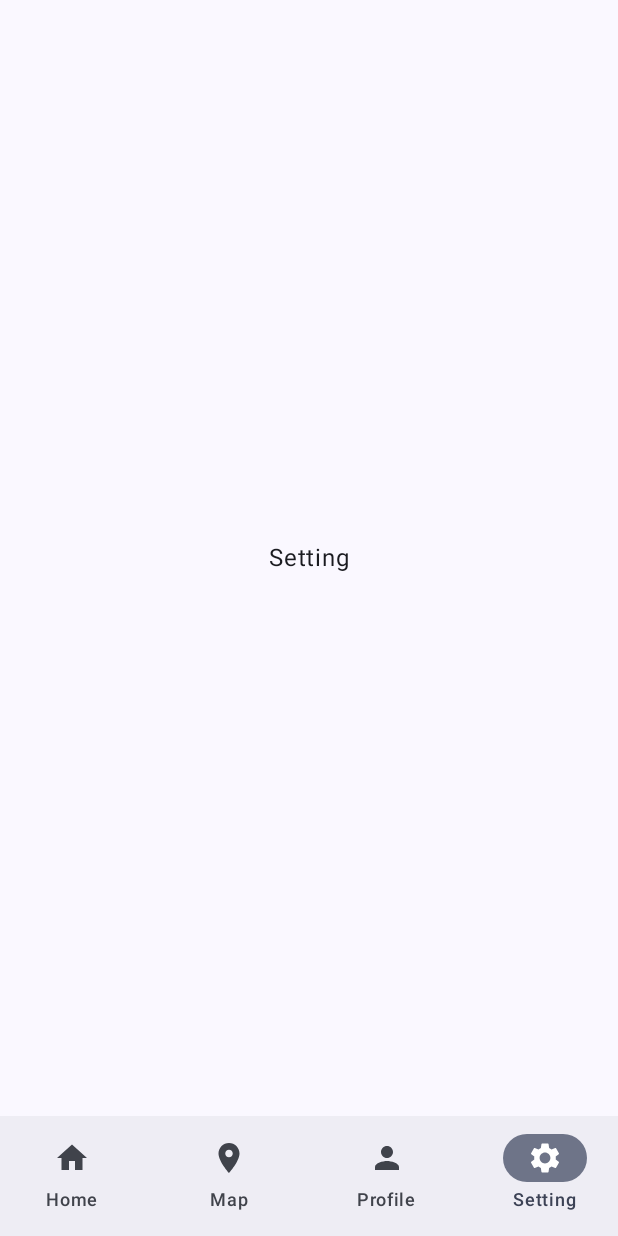
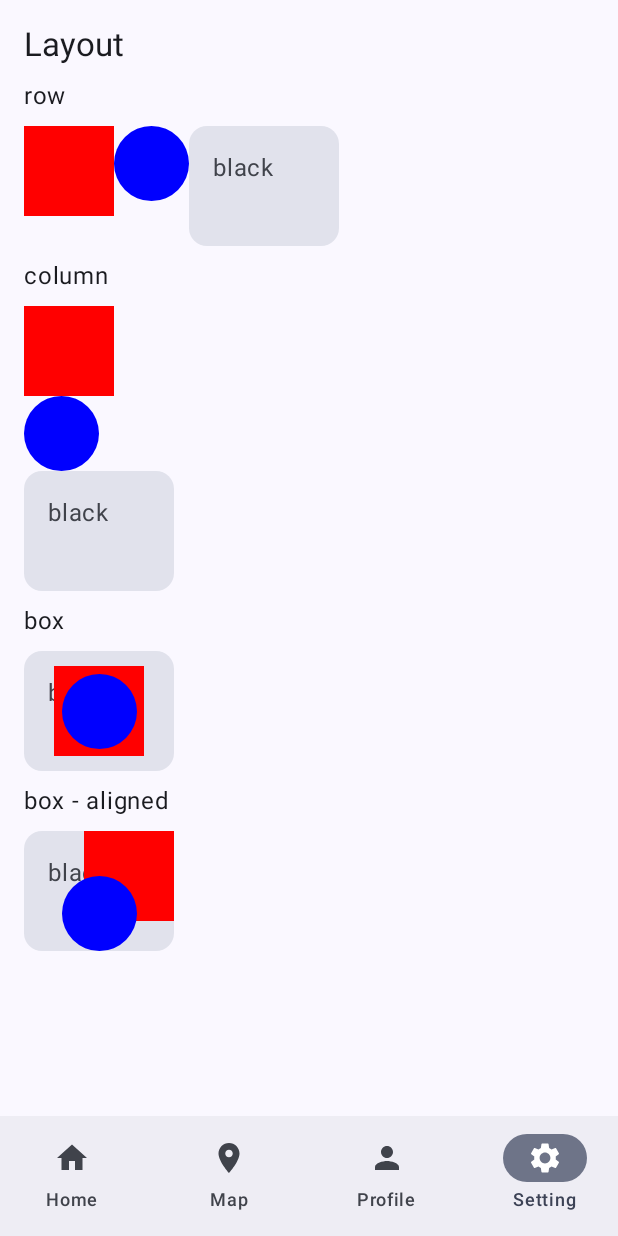
Before and after one commit to tushin/withramp, an Android app built with Jetpack Compose: the screen it shows after launch (MainActivity), item 4 of the bottom bar chosen, on a phone screen of 412 x 824 dp. Run offline under Robolectric (Android 15) with nearby library versions, the phone set to English and light mode, and no system bars.

Commit message:
Layout 구성 Basic

```diff
--- a/app/src/main/java/com/sully/withramp/ui/screen/SettingScreen.kt
+++ b/app/src/main/java/com/sully/withramp/ui/screen/SettingScreen.kt
@@ -1,18 +1,131 @@
 package com.sully.withramp.ui.screen
 
+import androidx.compose.foundation.background
+import androidx.compose.foundation.layout.Arrangement
 import androidx.compose.foundation.layout.Box
+import androidx.compose.foundation.layout.Column
+import androidx.compose.foundation.layout.Row
 import androidx.compose.foundation.layout.fillMaxSize
+import androidx.compose.foundation.layout.padding
+import androidx.compose.foundation.layout.size
+import androidx.compose.foundation.rememberScrollState
+import androidx.compose.foundation.shape.CircleShape
+import androidx.compose.foundation.verticalScroll
+import androidx.compose.material3.Card
+import androidx.compose.material3.CardDefaults
+import androidx.compose.material3.MaterialTheme
 import androidx.compose.material3.Text
 import androidx.compose.runtime.Composable
 import androidx.compose.ui.Alignment
 import androidx.compose.ui.Modifier
+import androidx.compose.ui.draw.clip
+import androidx.compose.ui.graphics.Color
+import androidx.compose.ui.text.style.TextAlign
+import androidx.compose.ui.tooling.preview.Preview
+import androidx.compose.ui.unit.dp
+import com.sully.withramp.ui.theme.WithRampTheme
 
 @Composable
 fun SettingScreen() {
-    Box(
-        modifier = Modifier.fillMaxSize(),
-        contentAlignment = Alignment.Center,
+    Column(
+        modifier = Modifier
+            .fillMaxSize()
+            .verticalScroll(rememberScrollState())
+            .padding(16.dp),
+        verticalArrangement = Arrangement.spacedBy(8.dp)
     ) {
-        Text(text = "Setting")
+        Text(
+            text = "Layout",
+            style = MaterialTheme.typography.titleLarge
+        )
+
+        Text("row")
+        Row {
+            RedBox()
+            BlueCircle()
+            BlackTextCard()
+        }
+
+        Text("column")
+        Column {
+            RedBox()
+            BlueCircle()
+            BlackTextCard()
+        }
+
+        Text("box")
+        Box(
+            contentAlignment = Alignment.Center
+        ) {
+            BlackTextCard()
+            RedBox()
+            BlueCircle()
+            // 나중에 기술한 것이 상단에 위치함
+        }
+
+        Text("box - aligned")
+        Box {
+            BlackTextCard()
+            RedBox(
+                modifier = Modifier.align(Alignment.TopEnd)
+            )
+            BlueCircle(
+                modifier = Modifier.align(Alignment.BottomCenter)
+            )
+            // 나중에 기술한 것이 상단에 위치함
+        }
+
+
+
     }
 }
+
+@Composable
+fun RedBox(
+    modifier: Modifier = Modifier
+) {
+    Box(
+        modifier = modifier
+            .size(60.dp)
+            .background(Color.Red)
+    )
+}
+
+@Composable
+fun BlueCircle(
+    modifier: Modifier = Modifier
+) {
+    Box(
+        modifier = modifier
+            .size(50.dp)
+            .clip(CircleShape)
+            .background(Color.Blue)
+    )
+}
+
+@Composable
+fun BlackTextCard(
+    modifier: Modifier = Modifier
+) {
+    Card(
+        colors = CardDefaults.cardColors(
+            containerColor = MaterialTheme.colorScheme.surfaceVariant,
+        ),
+        modifier = modifier
+            .size(width = 100.dp, height = 80.dp)
+    ) {
+        Text(
+            text = "black",
+            modifier = Modifier
+                .padding(16.dp),
+            textAlign = TextAlign.Center,
+        )
+    }}
+
+@Preview(showBackground = true)
+@Composable
+private fun SettingScreenPreview() {
+    WithRampTheme {
+        SettingScreen()
+    }
+}
```
